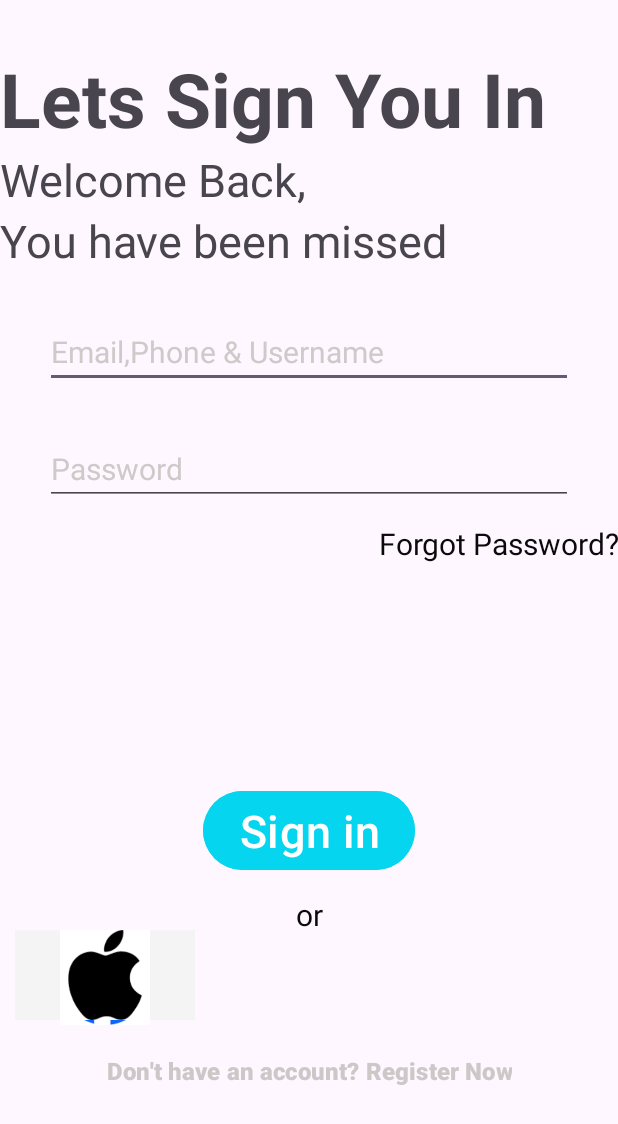
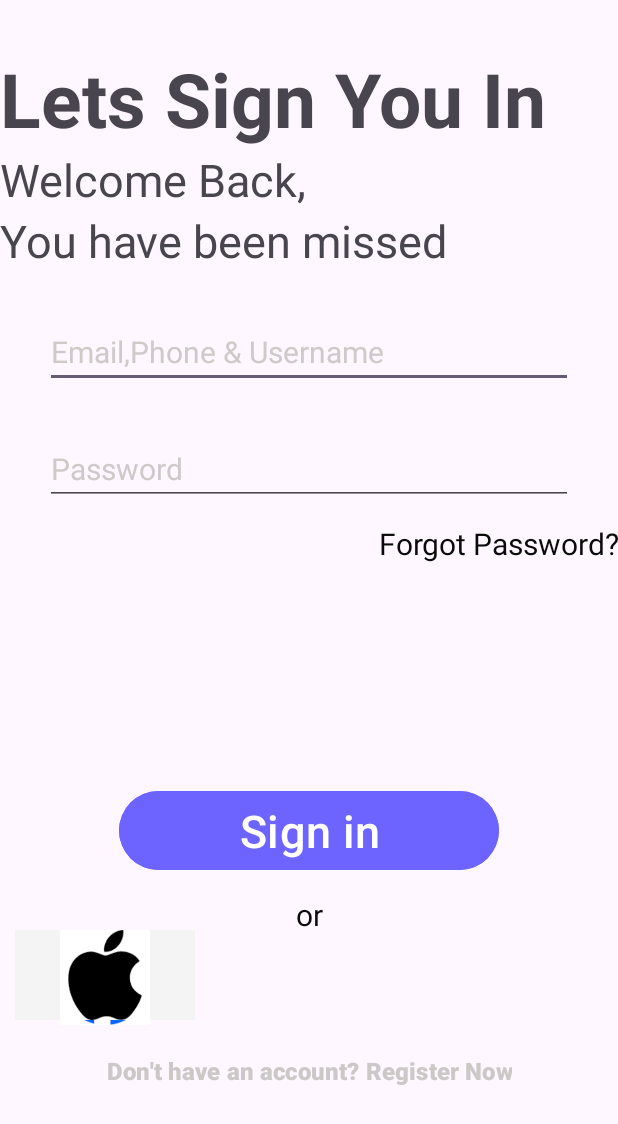
Before and after one commit to ChidinmaOnyejiuwa/MINI_PROJECT, an Android app: the layout activity_sign_in.xml on its own in the app's theme, with its tools: preview values and no code run, on a phone screen of 412 x 824 dp. Shown: the top 1124 px of the screen. Run offline under Robolectric (Android 15) with nearby library versions, the phone set to English and light mode, and no system bars.

Commit message:
Mini Project for The First Month

```diff
--- a/app/src/main/res/layout/activity_register.xml
+++ b/app/src/main/res/layout/activity_register.xml
@@ -103,7 +103,7 @@
         android:layout_width="wrap_content"
         android:layout_height="wrap_content"
         android:layout_marginBottom="140dp"
-        android:backgroundTint="#06D5EF"
+        android:backgroundTint="#6D64FF"
         android:gravity="center"
         android:text="Sign up"
         android:paddingHorizontal="100dp"
--- a/app/src/main/res/layout/activity_sign_in.xml
+++ b/app/src/main/res/layout/activity_sign_in.xml
@@ -93,11 +93,12 @@
         android:layout_width="wrap_content"
         android:layout_height="wrap_content"
         android:layout_marginBottom="240dp"
-        android:backgroundTint="#06D5EF"
+        android:backgroundTint="#6D64FF"
         android:gravity="center_horizontal"
         android:text="Sign in"
         android:textColor="#ffffff"
         android:textSize="30dp"
+        android:paddingHorizontal="80dp"
         app:layout_constraintBottom_toBottomOf="parent"
         app:layout_constraintEnd_toEndOf="parent"
         app:layout_constraintStart_toStartOf="parent"/>
```
